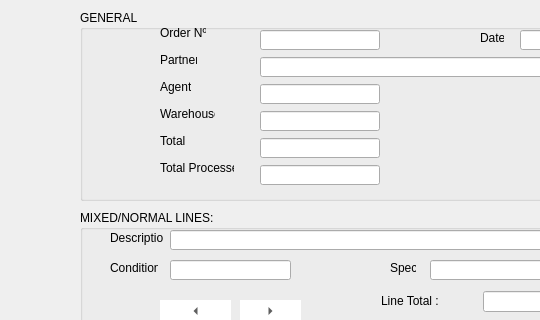
Qt form uis/reception_order.ui (andrei219/euromedia) before a commit; both pictures show x 0 to 540 and y 0 to 320 of the 1267 by 822 pixel window.
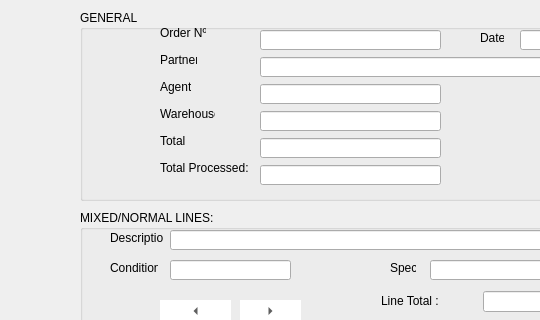
The same form after that commit. Icons and pictures are not drawn.

```diff
--- a/uis/reception_order.ui
+++ b/uis/reception_order.ui
@@ -220,7 +220,7 @@
      <rect>
       <x>80</x>
       <y>150</y>
-      <width>74</width>
+      <width>91</width>
       <height>16</height>
      </rect>
     </property>
@@ -233,7 +233,7 @@
      <rect>
       <x>180</x>
       <y>128</y>
-      <width>120</width>
+      <width>181</width>
       <height>20</height>
      </rect>
     </property>
@@ -265,7 +265,7 @@
      <rect>
       <x>180</x>
       <y>74</y>
-      <width>120</width>
+      <width>181</width>
       <height>20</height>
      </rect>
     </property>
@@ -313,7 +313,7 @@
      <rect>
       <x>180</x>
       <y>101</y>
-      <width>120</width>
+      <width>181</width>
       <height>20</height>
      </rect>
     </property>
@@ -357,7 +357,7 @@
      <rect>
       <x>180</x>
       <y>20</y>
-      <width>120</width>
+      <width>181</width>
       <height>20</height>
      </rect>
     </property>
@@ -392,7 +392,7 @@
      <rect>
       <x>180</x>
       <y>155</y>
-      <width>120</width>
+      <width>181</width>
       <height>20</height>
      </rect>
     </property>
```
